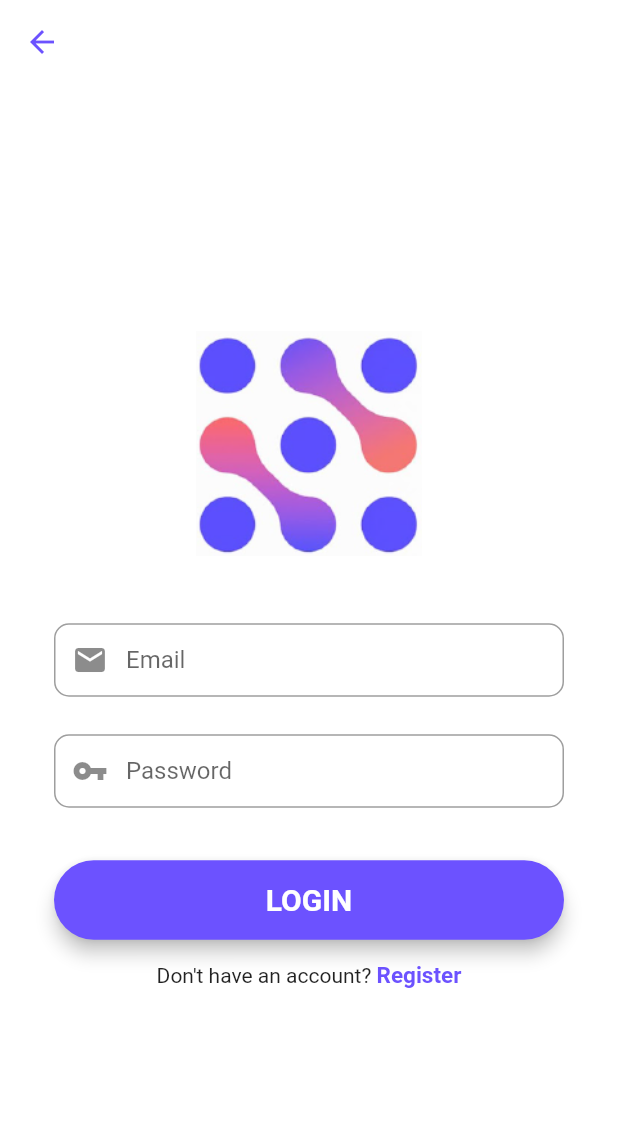
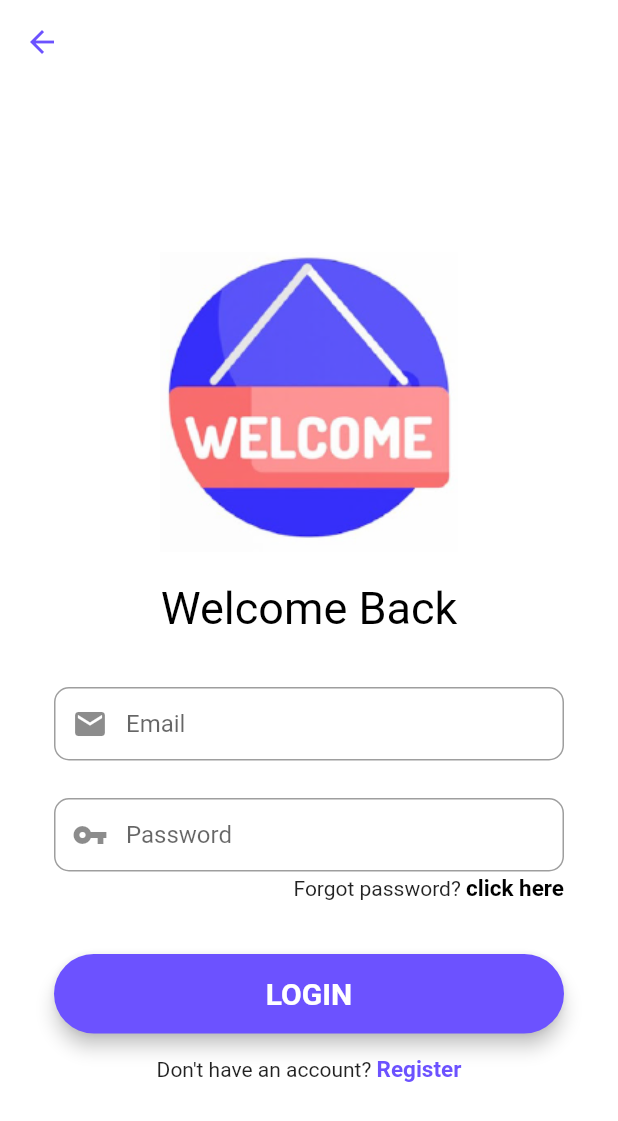
Before and after one commit to riinaaa/RedFlag, a Flutter app: the LoginScreen screen opened directly, on a phone screen of 412 x 824 dp. Shown: the top 1121 px of the screen. Run offline on Flutter 3.47's test engine with Material 2 defaults, Android fonts, the phone set to English and light mode, and no system bars; our stand-ins replace bottom_navy_bar, firebase_auth, firebase_core, fluttertoast, intl_phone_field; accounts and stored records are empty.

Commit message:
login pic

```diff
--- a/redflag/lib/registration_pages/login_screen.dart
+++ b/redflag/lib/registration_pages/login_screen.dart
@@ -128,21 +128,55 @@ class _LoginScreenState extends State<LoginScreen> {
                   mainAxisAlignment: MainAxisAlignment.center,
                   crossAxisAlignment: CrossAxisAlignment.center,
                   children: <Widget>[
+                    SizedBox(height: 10),
                     SizedBox(
-                        height: 150,
+                        height: 200,
                         child: Image.asset(
-                          "assets/logo.png",
+                          "assets/login_welcome.png",
                           fit: BoxFit.contain,
                         )),
-                    SizedBox(height: 45),
+                    SizedBox(height: 20),
+                    Text(
+                      "Welcome Back",
+                      style: TextStyle(color: Colors.black, fontSize: 30),
+                    ),
+                    SizedBox(height: 35),
                     emailField,
                     SizedBox(height: 25),
                     passwordField,
+                    SizedBox(height: 2),
+
+                    //forgot password
+                    Row(
+                        mainAxisAlignment: MainAxisAlignment.end,
+                        children: <Widget>[
+                          Text("Forgot password? "),
+
+                          // to know when the user clicks on it
+                          GestureDetector(
+                            onTap: () {
+                              Navigator.push(
+                                  context,
+                                  MaterialPageRoute(
+                                      builder: (context) =>
+                                          //change the router here!
+                                          RegistrationScreen()));
+                            },
+                            child: Text(
+                              "click here",
+                              style: TextStyle(
+                                  color: Colors.black,
+                                  fontWeight: FontWeight.bold,
+                                  fontSize: 15),
+                            ),
+                          )
+                        ]),
                     SizedBox(height: 35),
+
                     loginButton,
                     SizedBox(height: 15),
 
-                    ////////
+                    //////// REGISTER
                     Row(
                         mainAxisAlignment: MainAxisAlignment.center,
                         children: <Widget>[
--- a/redflag/pubspec.yaml
+++ b/redflag/pubspec.yaml
@@ -66,6 +66,7 @@ flutter:
   # To add assets to your application, add an assets section, like this:
   assets:
       - assets/logo.png
+      - assets/login_welcome.png
 
 
 
```
Also changed, not shown: redflag/assets/login_welcome.png (added).
